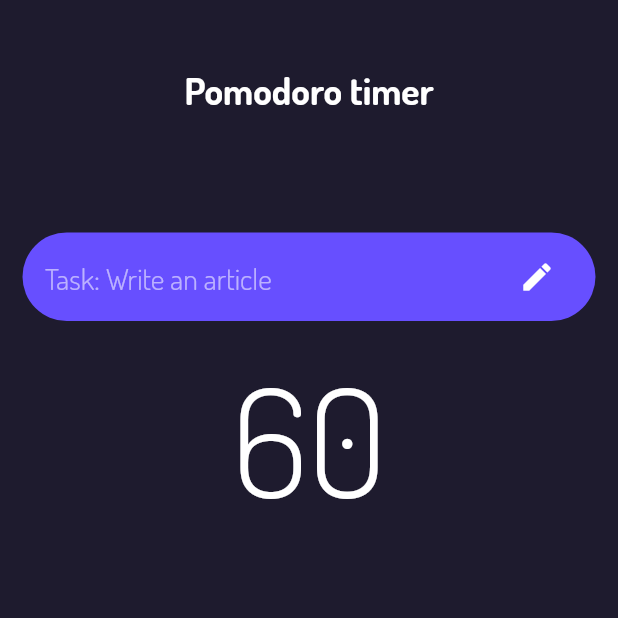
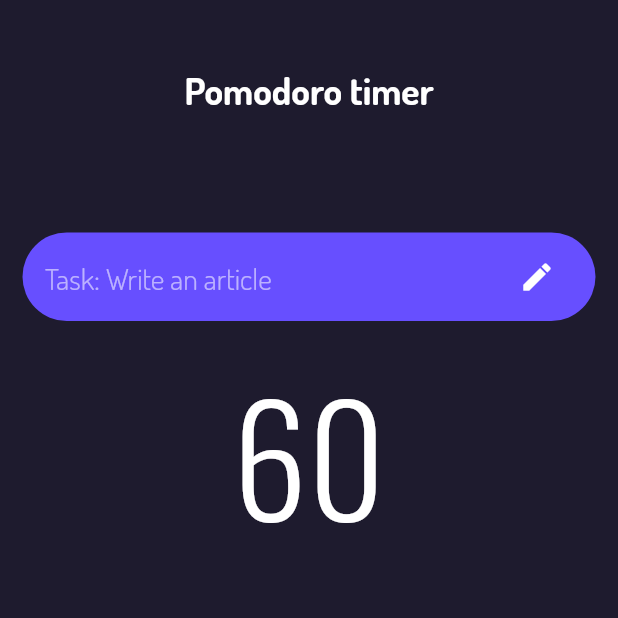
Before and after one commit to selimokten/pofo_focus, a Flutter app: the screen it shows after launch, on a phone screen of 412 x 824 dp, the top half of it. Run offline on Flutter 3.47's test engine with Material 2 defaults, Android fonts, the phone set to English and light mode, and no system bars; our stand-ins replace device_preview.

Commit message:
Files Upload

```diff
--- a/lib/constants.dart
+++ b/lib/constants.dart
@@ -27,5 +27,6 @@ const TextStyle kHintTextStyle = TextStyle(
 const TextStyle kTimerTextStyle = TextStyle(
   fontSize: 100.0,
   color: Colors.white,
+  fontFamily: 'Oswald',
   fontWeight: FontWeight.w500,
 );
```
